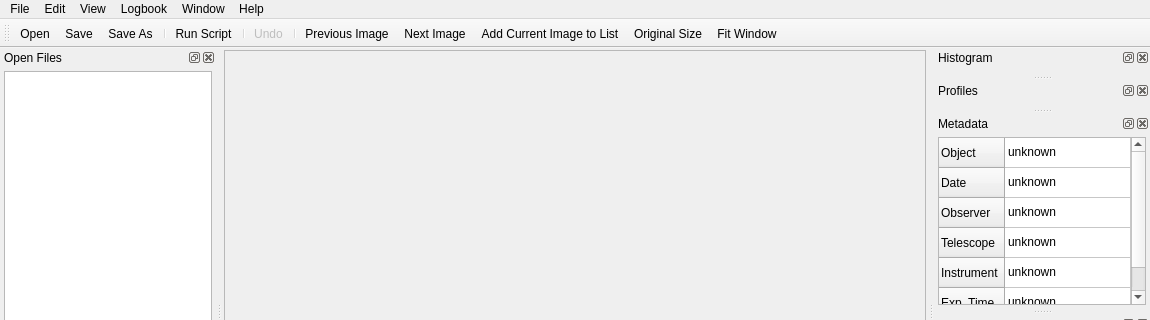
Old version of the form src/app/mainwindow.ui in the repository braeun/FitsIP; both pictures show x 0 to 1150 and y 0 to 320 of the 1150 by 630 pixel window.
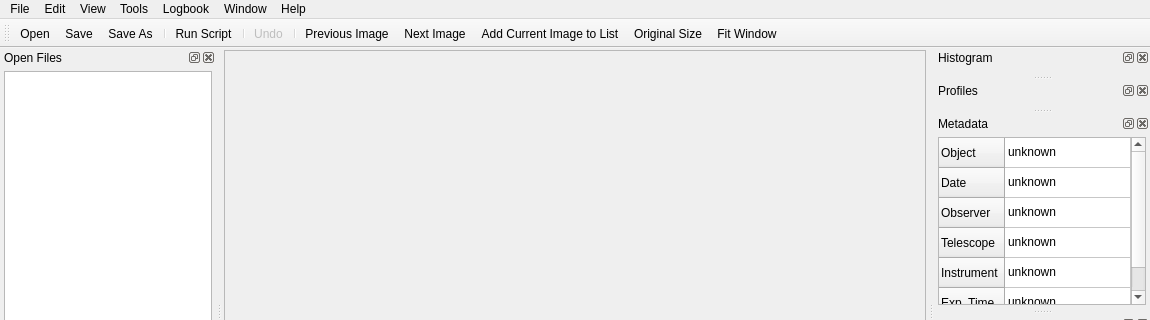
New version of the form. Icons and pictures are not drawn. Custom widgets are drawn as their Qt base class.

```diff
--- a/src/app/mainwindow.ui
+++ b/src/app/mainwindow.ui
@@ -384,9 +384,16 @@
     <addaction name="separator"/>
     <addaction name="actionProperties"/>
    </widget>
+   <widget class="QMenu" name="menuTools">
+    <property name="title">
+     <string>Tools</string>
+    </property>
+    <addaction name="actionPSF_Manager"/>
+   </widget>
    <addaction name="menuFile"/>
    <addaction name="menuEdit"/>
    <addaction name="menuView"/>
+   <addaction name="menuTools"/>
    <addaction name="menuLogbook"/>
    <addaction name="menuWindow"/>
    <addaction name="menuHelp"/>
```
Left out of the diff: 7 changed lines with no effect on the pictures.
